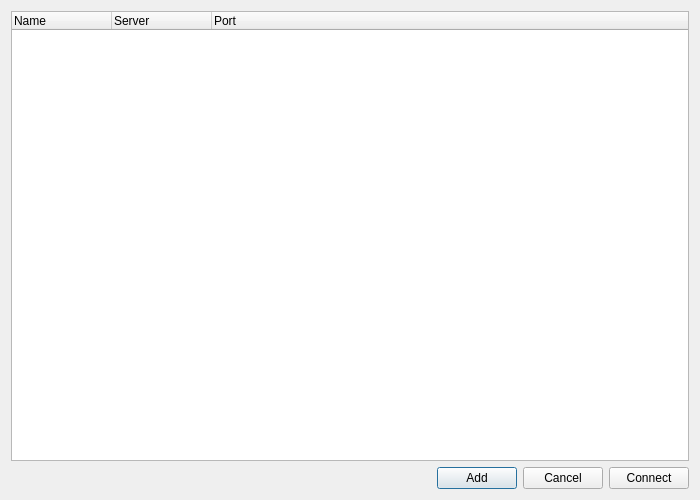
OpenRcon/OpenRcon, file src/ServerListDialog.ui: the form before one commit.
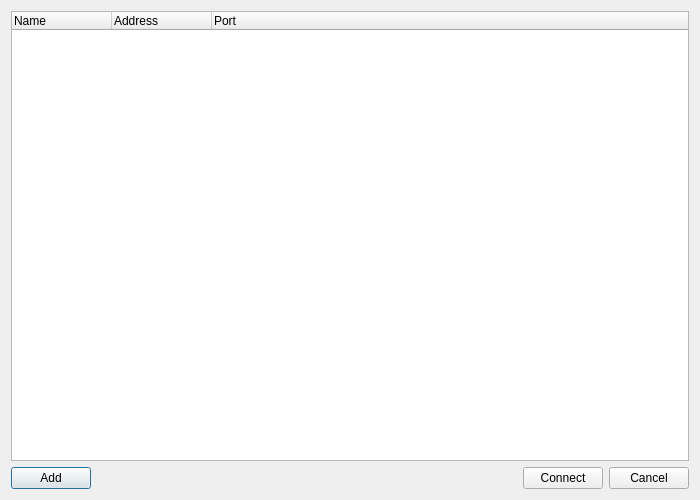
The form after the commit.

The edit to the form file:
```diff
--- a/src/ServerListDialog.ui
+++ b/src/ServerListDialog.ui
@@ -32,7 +32,7 @@
      </column>
      <column>
       <property name="text">
-       <string>Server</string>
+       <string>Address</string>
       </property>
      </column>
      <column>
@@ -44,6 +44,13 @@
    </item>
    <item row="1" column="0" colspan="3">
     <layout class="QHBoxLayout" name="horizontalLayout">
+     <item>
+      <widget class="QPushButton" name="pushButton_sld_add">
+       <property name="text">
+        <string>Add</string>
+       </property>
+      </widget>
+     </item>
      <item>
       <spacer name="horizontalSpacer">
        <property name="orientation">
@@ -57,20 +64,6 @@
        </property>
       </spacer>
      </item>
-     <item>
-      <widget class="QPushButton" name="pushButton_sld_add">
-       <property name="text">
-        <string>Add</string>
-       </property>
-      </widget>
-     </item>
-     <item>
-      <widget class="QPushButton" name="pushButton_sld_cancel">
-       <property name="text">
-        <string>Cancel</string>
-       </property>
-      </widget>
-     </item>
      <item>
       <widget class="QPushButton" name="pushButton_sld_connect">
        <property name="text">
@@ -78,6 +71,13 @@
        </property>
       </widget>
      </item>
+     <item>
+      <widget class="QPushButton" name="pushButton_sld_cancel">
+       <property name="text">
+        <string>Cancel</string>
+       </property>
+      </widget>
+     </item>
     </layout>
    </item>
   </layout>
```
Left out of the diff: 2 changed lines with no effect on the pictures.
